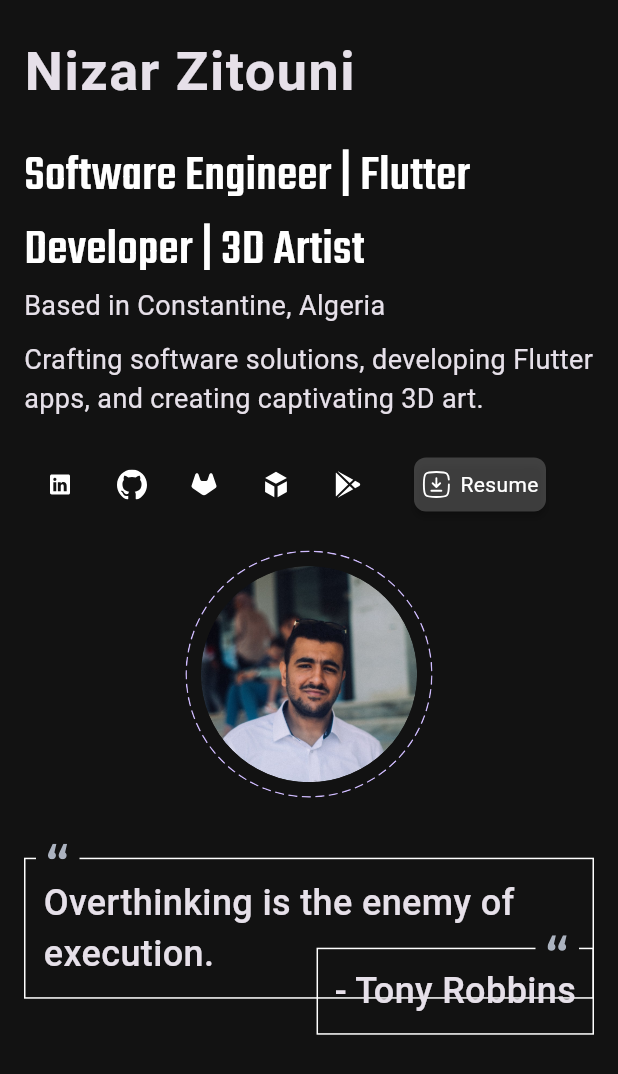
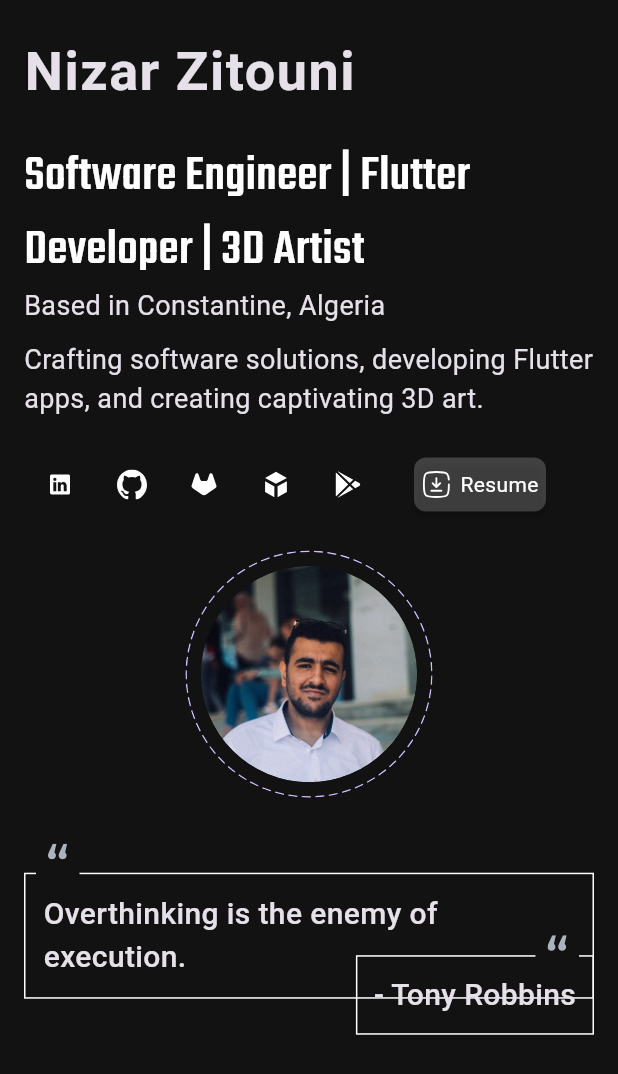
Before and after one commit to nizarzitouni/portfolio, a Flutter app: the screen it shows after launch, on a phone screen of 412 x 824 dp, the part 162-1236 px from its top. Run offline on Flutter 3.47's test engine with Material 3 defaults, Android fonts, the phone set to English and light mode, and no system bars; our stand-ins replace carousel_slider, flutter_screenutil, flutter_svg, gap, go_router, google_fonts; missing offline and left inert: responsive_grid_list, universal_html.

Commit message:
About Mob + Added Screen utils

```diff
--- a/lib/app/portfolio_app.dart
+++ b/lib/app/portfolio_app.dart
@@ -1,4 +1,5 @@
 import 'package:flutter/material.dart';
+import 'package:flutter_screenutil/flutter_screenutil.dart';
 import 'package:nizar_ztn_portfolio/core/routes/app_router.dart';
 
 import '../core/config/app_information.dart';
@@ -9,6 +10,11 @@ class PortfolioApp extends StatelessWidget {
 
   @override
   Widget build(BuildContext context) {
+    return ScreenUtilInit(
+      designSize: const Size(360, 690),
+      minTextAdapt: true,
+      splitScreenMode: true,
+      builder: (_, child) {
         return MaterialApp.router(
           debugShowCheckedModeBanner: false,
           scrollBehavior: ScrollConfiguration.of(context).copyWith(scrollbars: false),
@@ -20,5 +26,7 @@ class PortfolioApp extends StatelessWidget {
           // home: const ResponsiveLayout(),
           routerConfig: AppRouter.router,
         );
+      },
+    );
   }
 }
--- a/lib/view/home_v_mobile/home/mob_home.dart
+++ b/lib/view/home_v_mobile/home/mob_home.dart
@@ -3,7 +3,6 @@ import 'package:gap/gap.dart';
 
 import '../../../core/constants.dart';
 import '../../../core/image_paths.dart';
-import '../../../core/size_config.dart';
 import '../../../models/web_action_model.dart';
 import '../../home_v_web/sections/home/widgets/circular_dashed_border.dart';
 import '../../home_v_web/sections/home/widgets/profile_info.dart';
--- a/lib/view/home_v_mobile/widgets/tabs_widget.dart
+++ b/lib/view/home_v_mobile/widgets/tabs_widget.dart
@@ -1,5 +1,6 @@
 import 'package:flutter/material.dart';
 import 'package:nizar_ztn_portfolio/core/pallete.dart';
+import 'package:nizar_ztn_portfolio/view/home_v_mobile/about/mob_about.dart';
 
 import '../../../core/constants.dart';
 import '../home/mob_home.dart';
@@ -53,7 +54,7 @@ class _TabsWidgetState extends State<TabsWidget> with SingleTickerProviderStateM
             controller: _tabController,
             children: const [
               MobHome(),
-              Center(child: Text(ABOUT_HEADER)),
+              MobAbout(),
               Center(child: Text(MOBILEPROJECTS_HEADER)),
               Center(child: Text(THREED_HEADER)),
               Center(child: Text(CONTACT_HEADER)),
--- a/lib/view/home_v_web/sections/home/widgets/quote_widget.dart
+++ b/lib/view/home_v_web/sections/home/widgets/quote_widget.dart
@@ -14,14 +14,14 @@ class QuoteWidget extends StatelessWidget {
           Positioned(
             left: 0,
             right: 0,
-            top: 30,
+            top: 40,
             child: Container(
               decoration: BoxDecoration(border: Border.all(color: Colors.white)),
               child: const Padding(
                 padding: EdgeInsets.all(12.0),
                 child: Text(
                   "Overthinking is the enemy of execution.",
-                  style: TextStyle(fontWeight: FontWeight.w500, fontSize: 24),
+                  style: TextStyle(fontWeight: FontWeight.w500, fontSize: 20),
                 ),
               ),
             ),
@@ -35,7 +35,7 @@ class QuoteWidget extends StatelessWidget {
                 padding: EdgeInsets.all(11.0),
                 child: Text(
                   "- Tony Robbins",
-                  style: TextStyle(fontWeight: FontWeight.w500, fontSize: 24),
+                  style: TextStyle(fontWeight: FontWeight.w500, fontSize: 20),
                 ),
               ),
             ),
--- a/pubspec.yaml
+++ b/pubspec.yaml
@@ -23,6 +23,7 @@ dependencies:
   flutter_svg: ^2.0.9
   responsive_grid_list: ^1.4.0
   universal_html: ^2.2.4
+  flutter_screenutil: ^5.9.0
 
 
 dev_dependencies:
```
Also changed, not shown: lib/core/routes/app_router.dart (+0 -38 lines), lib/view/home_v_mobile/about/mob_about.dart (added, +19 -0 lines), pubspec.lock. Lines whose indentation alone changed are shown as unchanged.
